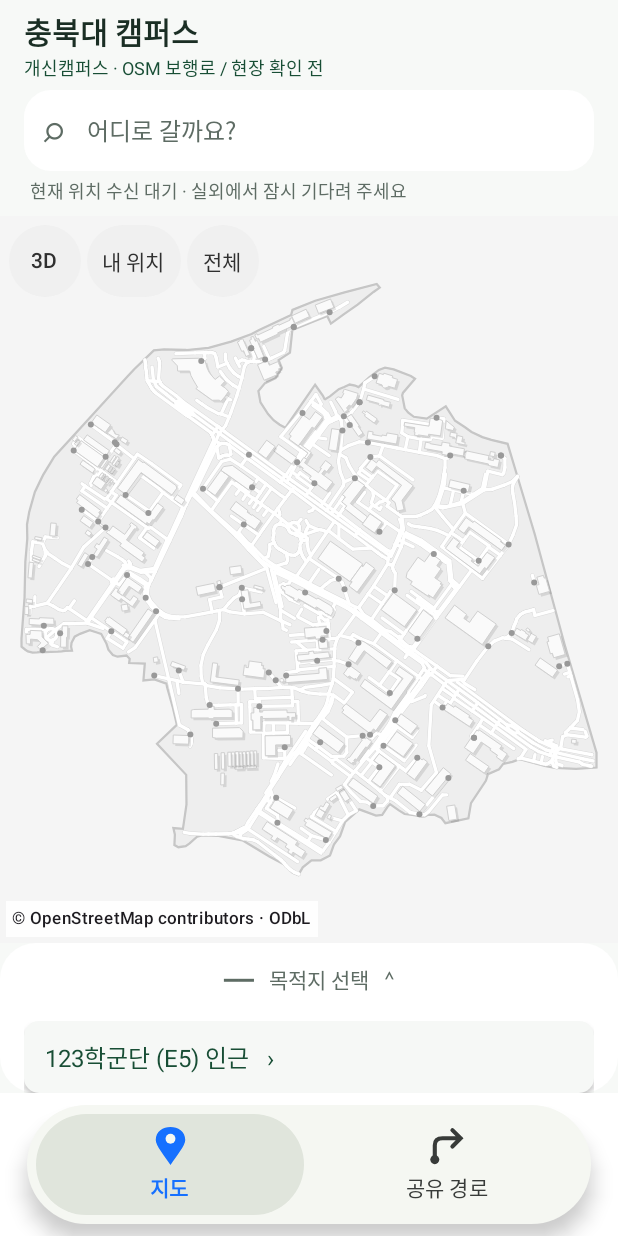
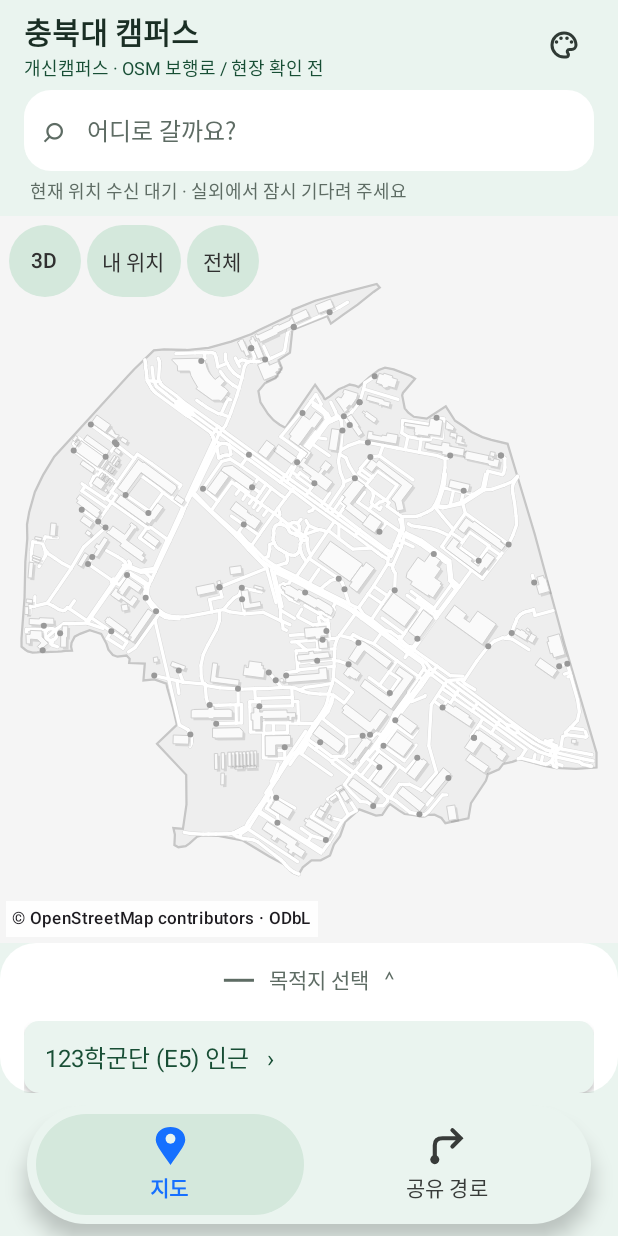
Before and after one commit to sballgut/sensor_map, an Android app built with Jetpack Compose: the screen it shows after launch (MainActivity), on a phone screen of 412 x 824 dp. Run offline under Robolectric (Android 15) with nearby library versions, the phone set to English and light mode, and no system bars; pictures from the network do not load.

Commit message:
feat(ui): add persistent campus color theme picker

```diff
--- a/campus-route/app/src/main/java/com/example/sensorae/ui/d1/DestinationHomeView.java
+++ b/campus-route/app/src/main/java/com/example/sensorae/ui/d1/DestinationHomeView.java
@@ -13,6 +13,8 @@ import android.view.View;
 import android.view.ViewGroup;
 import android.view.inputmethod.InputMethodManager;
 import android.widget.Button;
+import android.widget.ImageButton;
+import kr.ac.campusroute.R;
 import android.widget.EditText;
 import android.widget.FrameLayout;
 import android.widget.LinearLayout;
@@ -30,6 +32,17 @@ public final class DestinationHomeView extends LinearLayout {
     private final TextView modeLabel, mapLabel;
     private final EditText search;
     private boolean restoring;
+    private final ImageButton appearanceButton;
+    private int appearanceBackground = Color.rgb(234, 244, 239);
+    private int appearanceSelected = Color.rgb(212, 232, 220);
+    public void setAppearanceAction(Runnable action) { appearanceButton.setOnClickListener(v -> action.run()); }
+    public void setAppearanceColors(int backgroundColor, int selectedColor) {
+        if (appearanceBackground == backgroundColor && appearanceSelected == selectedColor) return;
+        appearanceBackground = backgroundColor;
+        appearanceSelected = selectedColor;
+        setBackgroundColor(backgroundColor);
+        renderSheet();
+    }
     private LinearLayout sheetContainer;
     private TextView sheetHandle;
     private boolean sheetExpanded;
@@ -53,7 +66,7 @@ public final class DestinationHomeView extends LinearLayout {
 
     public DestinationHomeView(Context context, Runnable openCollection) {
         super(context);
-        setOrientation(VERTICAL); setBackgroundColor(Color.rgb(247, 249, 247));
+        setOrientation(VERTICAL); setBackgroundColor(appearanceBackground);
 
         LinearLayout header = row(); header.setPadding(dp(16), dp(6), dp(12), dp(2));
         LinearLayout heading = column();
@@ -61,6 +74,14 @@ public final class DestinationHomeView extends LinearLayout {
         heading.addView(name);
         modeLabel = text("시험 모드 · 목적지 예시", 12, GREEN); heading.addView(modeLabel);
         header.addView(heading, new LayoutParams(0, -2, 1));
+        appearanceButton = new ImageButton(context);
+        appearanceButton.setImageResource(R.drawable.ic_palette);
+        appearanceButton.setContentDescription("화면 색상 선택");
+        appearanceButton.setPadding(dp(12), dp(12), dp(12), dp(12));
+        android.util.TypedValue ripple = new android.util.TypedValue();
+        context.getTheme().resolveAttribute(android.R.attr.selectableItemBackgroundBorderless, ripple, true);
+        appearanceButton.setBackgroundResource(ripple.resourceId);
+        header.addView(appearanceButton, new LayoutParams(dp(48), dp(48)));
         addView(header);
 
         LinearLayout searchBox = row();
@@ -195,7 +216,7 @@ public final class DestinationHomeView extends LinearLayout {
             addSheetText(selected.description, 14, MUTED, 10);
             if (!selected.hasCoordinates()) addSheetText("실제 지도 좌표는 아직 연결되지 않았어요.", 13, MUTED, 8);
             Button route = button(routeMessage, () -> { if (routeAction != null) routeAction.run(); }); route.setEnabled(routeAction != null && routeEnabled);
-            route.setBackground(background(PALE, 12)); route.setTextColor(MUTED);
+            route.setBackground(background(appearanceSelected, 12)); route.setTextColor(MUTED);
             LayoutParams routeParams = new LayoutParams(-1, dp(52)); routeParams.topMargin = dp(14); sheet.addView(route, routeParams);
             return;
         }
@@ -209,7 +230,7 @@ public final class DestinationHomeView extends LinearLayout {
         for (Destination d : results) {
             Button item = button(d.name + "   ›", () -> selectDestination(d.id));
             item.setGravity(Gravity.START | Gravity.CENTER_VERTICAL); item.setTextSize(16);
-            item.setPadding(dp(14), 0, dp(14), 0); item.setBackground(background(Color.rgb(246, 248, 246), 10));
+            item.setPadding(dp(14), 0, dp(14), 0); item.setBackground(background(appearanceBackground, 10));
             item.setContentDescription(d.name + " 목적지 선택" + (d.isDemo ? ", 시험 자료" : ""));
             LayoutParams itemParams = new LayoutParams(-1, dp(48)); itemParams.topMargin = dp(4); sheet.addView(item, itemParams);
         }
--- a/campus-route/app/src/main/java/kr/ac/campusroute/MainActivity.kt
+++ b/campus-route/app/src/main/java/kr/ac/campusroute/MainActivity.kt
@@ -18,6 +18,8 @@ import androidx.lifecycle.viewmodel.compose.viewModel
 import kr.ac.campusroute.data.repository.AssetCampusRepository
 import kr.ac.campusroute.ui.CampusViewModel
 import kr.ac.campusroute.ui.map.CampusBottomTabs
+import kr.ac.campusroute.ui.map.CampusPalette
+import kr.ac.campusroute.ui.map.PaletteSheet
 import kr.ac.campusroute.ui.map.HomeScreen
 import kr.ac.campusroute.ui.map.DepartureDialog
 import kr.ac.campusroute.ui.map.DestinationSearchScreen
@@ -29,7 +31,11 @@ class MainActivity : ComponentActivity() {
         super.onCreate(savedInstanceState)
         enableEdgeToEdge()
         setContent {
-            MaterialTheme(colorScheme = lightColorScheme(primary = Color(0xFF2166F3), background = Color(0xFFF5F5F5), surface = Color.White, secondaryContainer = Color(0xFFF0F0F0), onSecondaryContainer = Color(0xFF303030), surfaceVariant = Color(0xFFF1F1F1), onSurfaceVariant = Color(0xFF555555))) {
+            val appearance = remember { getSharedPreferences("appearance", MODE_PRIVATE) }
+            var paletteId by rememberSaveable { mutableStateOf(appearance.getString("palette", "mint") ?: "mint") }
+            val palette = CampusPalette.entries.firstOrNull { it.id == paletteId } ?: CampusPalette.MINT
+            var choosingPalette by rememberSaveable { mutableStateOf(false) }
+            MaterialTheme(colorScheme = lightColorScheme(primary = Color(0xFF2166F3), background = palette.background, surface = Color.White, secondaryContainer = palette.selected, onSecondaryContainer = Color(0xFF303030), surfaceVariant = palette.background, onSurfaceVariant = Color(0xFF555555))) {
                 val model: CampusViewModel = viewModel(factory = object : ViewModelProvider.Factory {
                     @Suppress("UNCHECKED_CAST")
                     override fun <T : ViewModel> create(modelClass: Class<T>): T = CampusViewModel(AssetCampusRepository(assets).load()) as T
@@ -42,7 +48,11 @@ class MainActivity : ComponentActivity() {
                 var searching by rememberSaveable { mutableStateOf(false) }
                 BackHandler(state.navigating) { if (state.mapPreview) model.toggleMap() else model.end() }
                 DepartureDialog(model,state) { tab=1; model.clearMessage() }
-                Surface(Modifier.fillMaxSize()) {
+                if (choosingPalette) PaletteSheet(palette, onDismiss={ choosingPalette=false }, onSelect={
+                    paletteId=it.id
+                    appearance.edit().putString("palette", it.id).apply()
+                })
+                Surface(Modifier.fillMaxSize(), color=palette.background) {
                     Box(Modifier.fillMaxSize().safeDrawingPadding()) {
                         if (state.navigating && !state.mapPreview) NavigationScreen(model, state, displayLocation.headingDegrees)
                         else if(state.navigating) HomeScreen(model,state,displayLocation)
@@ -53,7 +63,7 @@ class MainActivity : ComponentActivity() {
                         })
                         else Column(Modifier.fillMaxSize()) {
                             Box(Modifier.weight(1f).fillMaxWidth()) {
-                                if(tab==0) HomeScreen(model,state,displayLocation,onSearch={ searching=true })
+                                if(tab==0) HomeScreen(model,state,displayLocation,onSearch={ searching=true },onAppearance={ choosingPalette=true })
                                 else SharedRoutesScreen(model,state,displayLocation)
                             }
                             CampusBottomTabs(tab) { tab=it; model.clearMessage() }
--- a/campus-route/app/src/main/java/kr/ac/campusroute/ui/map/CampusBottomTabs.kt
+++ b/campus-route/app/src/main/java/kr/ac/campusroute/ui/map/CampusBottomTabs.kt
@@ -19,14 +19,15 @@ import androidx.compose.ui.unit.dp
 
 @Composable
 fun CampusBottomTabs(selected: Int, onSelect: (Int) -> Unit) {
+    val colors = MaterialTheme.colorScheme
     Surface(Modifier.fillMaxWidth().padding(horizontal=18.dp,vertical=8.dp),
-        shape=RoundedCornerShape(40.dp),color=Color(0xFFF5F7F2),shadowElevation=8.dp) {
+        shape=RoundedCornerShape(40.dp),color=colors.background,shadowElevation=8.dp) {
         Row(Modifier.selectableGroup().padding(6.dp),horizontalArrangement=Arrangement.spacedBy(6.dp)) {
             listOf("지도","공유 경로").forEachIndexed { index,label ->
                 val active=selected==index
                 val ink=if(active) Color(0xFF1670FF) else Color(0xFF383B39)
                 Column(Modifier.weight(1f)
-                    .background(if(active) Color(0xFFE0E5DC) else Color.Transparent,RoundedCornerShape(34.dp))
+                    .background(if(active) colors.secondaryContainer else Color.Transparent,RoundedCornerShape(34.dp))
                     .selectable(selected=active,role=Role.Tab,onClick={onSelect(index)})
                     .padding(vertical=8.dp),horizontalAlignment=Alignment.CenterHorizontally,
                     verticalArrangement=Arrangement.spacedBy(3.dp)) {
@@ -40,7 +41,7 @@ fun CampusBottomTabs(selected: Int, onSelect: (Int) -> Unit) {
                                 cubicTo(w*.86f,h*.48f,w*.65f,h*.72f,w*.5f,h*.95f); close()
                             }
                             drawPath(pin,ink)
-                            drawCircle(Color(0xFFF5F7F2),w*.12f,Offset(w*.5f,h*.31f))
+                            drawCircle(colors.background,w*.12f,Offset(w*.5f,h*.31f))
                         } else {
                             val route=Path().apply {
                                 moveTo(w*.19f,h*.82f); lineTo(w*.19f,h*.47f)
--- a/campus-route/app/src/main/java/kr/ac/campusroute/ui/map/HomeScreen.kt
+++ b/campus-route/app/src/main/java/kr/ac/campusroute/ui/map/HomeScreen.kt
@@ -6,6 +6,7 @@ import androidx.compose.material3.*
 import androidx.compose.runtime.*
 import androidx.compose.runtime.saveable.rememberSaveable
 import androidx.compose.ui.Modifier
+import androidx.compose.ui.graphics.toArgb
 import androidx.compose.ui.platform.ComposeView
 import androidx.compose.ui.platform.ViewCompositionStrategy
 import androidx.compose.ui.unit.dp
@@ -17,7 +18,7 @@ import kr.ac.campusroute.ui.*
 
 /** D-1's Java search/detail UI with D-2 Compose/OpenGL map attached through its public contract. */
 @Composable
-fun HomeScreen(model: CampusViewModel, state: CampusState, location: DeviceLocationBinding, onSearch: () -> Unit = {}) {
+fun HomeScreen(model: CampusViewModel, state: CampusState, location: DeviceLocationBinding, onSearch: () -> Unit = {}, onAppearance: () -> Unit = {}) {
     if(state.navigating) {
         Column(Modifier.fillMaxSize()) {
             CampusMapPanel(model.campus,state.route,state.destination,location.state,Modifier.weight(1f).fillMaxWidth(),
@@ -34,7 +35,7 @@ fun HomeScreen(model: CampusViewModel, state: CampusState, location: DeviceLocat
     val latest by rememberUpdatedState(state)
     val binding by rememberUpdatedState(location)
     val saved = rememberSaveable { Bundle() }
-    val theme=MaterialTheme.colorScheme
+    val theme by rememberUpdatedState(MaterialTheme.colorScheme)
     val catalog=remember(model.campus) { model.campus.destinations.map { d ->
         val n=model.campus.byId.getValue(d.nodeId)
         D1Destination(d.id,d.name,"건물 인근 보행로","OSM 지도 기반 목적지입니다. 실제 건물 출입구와 통행 가능 여부를 현장에서 확인하세요.",n.latitude,n.longitude,false,listOf(d.name.substringBefore(" ·")))
@@ -43,6 +44,7 @@ fun HomeScreen(model: CampusViewModel, state: CampusState, location: DeviceLocat
         AndroidView(modifier=Modifier.weight(1f).fillMaxWidth(), factory={ context ->
             DestinationHomeView(context) {}.apply host@ {
                 setSearchAction(onSearch)
+                setAppearanceAction(onAppearance)
                 setDestinations(catalog)
                 restoreSelection(saved)
                 state.destination?.let { selectDestination(it) }
@@ -63,6 +65,8 @@ fun HomeScreen(model: CampusViewModel, state: CampusState, location: DeviceLocat
                 })
             }
         }, update={ view ->
+            view.setAppearanceAction(onAppearance)
+            view.setAppearanceColors(theme.background.toArgb(), theme.secondaryContainer.toArgb())
             view.setLocationStatus(state.message ?: locationMessage(location.state,location.denied))
             view.setRouteStatus(if(state.planning) "경로 계산 중…" else if(state.navigating) "안내 진행 중" else "현재 위치에서 길찾기",!state.planning && !state.navigating)
             view.saveSelection(saved)
--- /dev/null
+++ b/campus-route/app/src/main/res/drawable/ic_palette.xml
@@ -0,0 +1,5 @@
+<vector xmlns:android="http://schemas.android.com/apk/res/android"
+    android:width="24dp" android:height="24dp" android:viewportWidth="24" android:viewportHeight="24">
+    <path android:fillColor="#303A35" android:pathData="M12,3a9,9 0,1 0,0 18h1.5a2.5,2.5 0,0 0,1.77 -4.27A0.5,0.5 0,0 1,15.62 16H17a4,4 0,0 0,4 -4c0,-4.97 -4.03,-9 -9,-9zM12,5c3.87,0 7,3.13 7,7a2,2 0,0 1,-2 2h-1.38a2.5,2.5 0,0 0,-1.77 4.27A0.5,0.5 0,0 1,13.5 19H12a7,7 0,1 1,0 -14z" />
+    <path android:fillColor="#303A35" android:pathData="M7,10m-1.2,0a1.2,1.2 0,1 0,2.4 0a1.2,1.2 0,1 0,-2.4 0M10,7.5m-1.2,0a1.2,1.2 0,1 0,2.4 0a1.2,1.2 0,1 0,-2.4 0M14,7.5m-1.2,0a1.2,1.2 0,1 0,2.4 0a1.2,1.2 0,1 0,-2.4 0M17,10m-1.2,0a1.2,1.2 0,1 0,2.4 0a1.2,1.2 0,1 0,-2.4 0" />
+</vector>
```
Also changed, not shown: campus-route/app/src/main/java/kr/ac/campusroute/ui/map/PaletteSheet.kt (added, +58 -0 lines), 2 other files.
